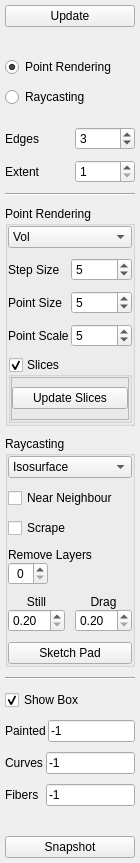
This is tools/paint-graphcut/viewermenu.ui in nci/drishti as Qt 5 draws it before an edit. The edited form follows.
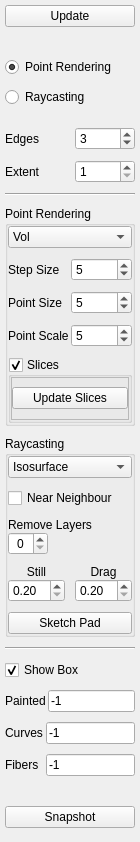
This is the edited form.

Commit message: removed scrape

Diff of the .ui file:
```diff
--- a/tools/paint-graphcut/viewermenu.ui
+++ b/tools/paint-graphcut/viewermenu.ui
@@ -393,13 +393,6 @@
         </property>
        </widget>
       </item>
-      <item>
-       <widget class="QCheckBox" name="scrape">
-        <property name="text">
-         <string>Scrape</string>
-        </property>
-       </widget>
-      </item>
       <item>
        <layout class="QVBoxLayout" name="verticalLayout_4">
         <property name="spacing">
```
The commit also changes 1 other file.
